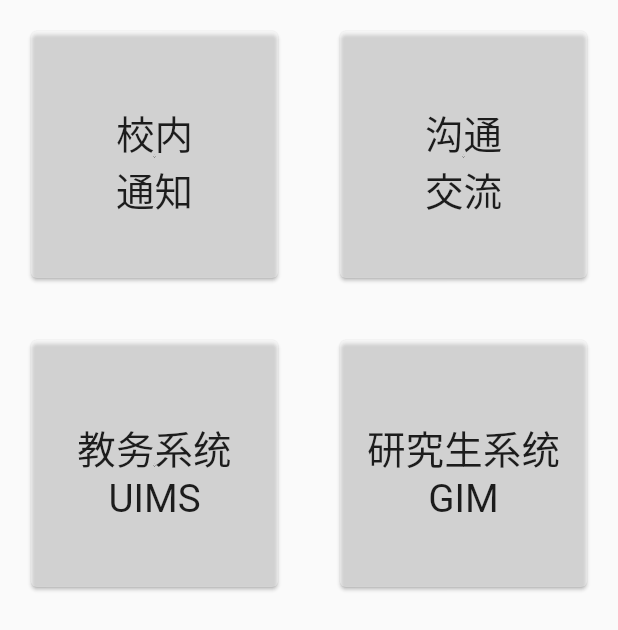
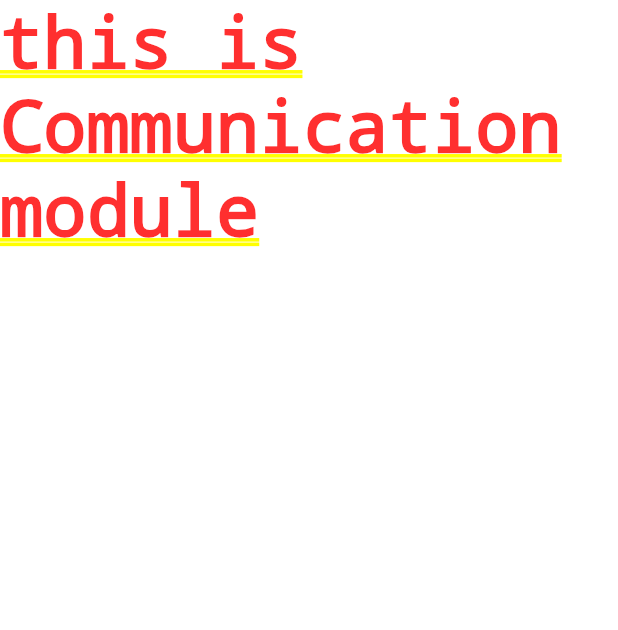
Before and after one commit to 276562578/jlu_helper, a Flutter app: the screen it shows after launch, after a tap on an icon or button, on a phone screen of 412 x 824 dp. Shown: the top 630 px of the screen. Run offline on Flutter 3.47's test engine with Material 2 defaults, Android fonts, the phone set to English and light mode, and no system bars; drawn by our look-alikes of auto_size_text.

Commit message:
初步构建子模块接口，优化细节

```diff
--- a/lib/mainbody.dart
+++ b/lib/mainbody.dart
@@ -1,29 +1,34 @@
 import 'dart:ui';
-import 'package:auto_size_text/auto_size_text.dart';
 import 'package:flutter/material.dart';
+import 'package:jlu_helper/modules/communication.dart';
+import 'package:jlu_helper/modules/gim.dart';
+import 'package:jlu_helper/modules/oa_new.dart';
+import 'package:jlu_helper/modules/uims.dart';
 
-class MainBody extends StatelessWidget{
+class MainBody extends StatelessWidget {
   @override
   Widget build(BuildContext context) {
-    Widget _mainCard(String txt) {
+    Widget _mainCard(String txt,router) {
       return LayoutBuilder(
-        builder:(BuildContext context,BoxConstraints constraints){
+          builder: (BuildContext context, BoxConstraints constraints) {
         return Card(
           child: ListTile(
             title: Center(
-                  child: AutoSizeText(
+                child: Text(
               txt,
               textAlign: TextAlign.center,
-                      style: TextStyle(fontSize: 1/8*constraints.maxWidth),
+              style: TextStyle(fontSize: 1 / 10 * constraints.maxWidth),
             )),
-              onTap: () => print("tap"),
+            onTap: () => {
+              Navigator.push(context, MaterialPageRoute(builder: (context) => router),)
+            },
           ),
-            margin: EdgeInsets.all(1/10*constraints.maxWidth),
+          margin: EdgeInsets.all(1 / 8 * constraints.maxWidth),
           color: Colors.white38,
         );
+      });
     }
-          );
-    }
+
     // TODO: implement build
     return Center(
       // Center is a layout widget. It takes a single child and positions it
@@ -33,13 +38,12 @@ class MainBody extends StatelessWidget{
         crossAxisSpacing: 0,
         mainAxisSpacing: 0,
         children: [
-          _mainCard("校内\n通知"),
-          _mainCard("沟通\n交流"),
-          _mainCard("教务系统\nUIMS"),
-          _mainCard("研究生系统\nGIM"),
+          _mainCard("校内\n通知",OANews()),
+          _mainCard("沟通\n交流",Communication()),
+          _mainCard("教务系统\nUIMS",Uims()),
+          _mainCard("研究生系统\nGIM",Gim()),
         ],
       ),
     );
   }
-
 }
--- a/lib/mainpage.dart
+++ b/lib/mainpage.dart
@@ -26,7 +26,7 @@ class _MainPageState extends State<MainPage> {
     // than having to individually change instances of widgets.
     return Scaffold(
 
-        body: Responsive(
+        body: SafeArea(child:Responsive(
           mobile: Row(children: [
 
             Expanded(
@@ -59,7 +59,7 @@ class _MainPageState extends State<MainPage> {
               flex: _size.width > 1340 ? 8:10,
             ),
           ]),
-        )
+        ))
 
         // floatingActionButton: FloatingActionButton(
         //   onPressed: null,
--- /dev/null
+++ b/lib/modules/communication.dart
@@ -0,0 +1,9 @@
+import 'package:flutter/material.dart';
+
+class Communication extends StatelessWidget{
+  @override
+  Widget build(BuildContext context) {
+    return Text("this is Communication module");
+  }
+
+}
--- /dev/null
+++ b/lib/modules/gim.dart
@@ -0,0 +1,9 @@
+import 'package:flutter/material.dart';
+
+class Gim extends StatelessWidget{
+  @override
+  Widget build(BuildContext context) {
+    return Text("this is GIM module");
+  }
+
+}
--- /dev/null
+++ b/lib/modules/oa_new.dart
@@ -0,0 +1,9 @@
+import 'package:flutter/material.dart';
+
+class OANews extends StatelessWidget{
+  @override
+  Widget build(BuildContext context) {
+    return Text("this is OA New module");
+  }
+
+}
--- /dev/null
+++ b/lib/modules/uims.dart
@@ -0,0 +1,9 @@
+import 'package:flutter/material.dart';
+
+class Uims extends StatelessWidget{
+  @override
+  Widget build(BuildContext context) {
+    return Text("this is UIMS module");
+  }
+
+}
```
Lines whose indentation alone changed are shown as unchanged.
